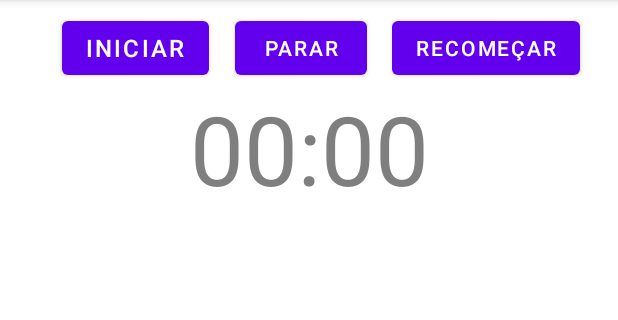
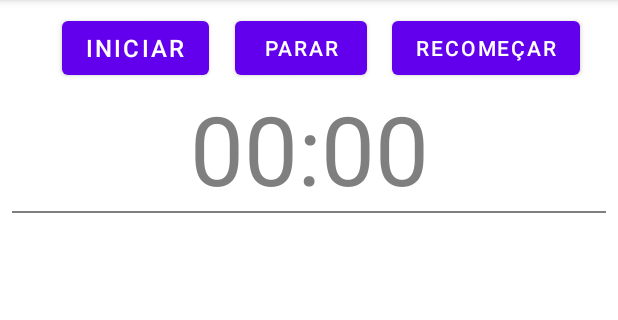
Before and after one commit to vcolofati/MyWorkoutTimerApp, an Android app: the screen it shows after launch (MainActivity), on a phone screen of 412 x 824 dp, the part 84-404 px from its top. Run offline under Robolectric (Android 15) with nearby library versions, the phone set to English and light mode, and no system bars.

Commit message:
Separador adicionado

```diff
--- a/app/src/main/res/layout/activity_main.xml
+++ b/app/src/main/res/layout/activity_main.xml
@@ -50,4 +50,12 @@
         app:layout_constraintRight_toRightOf="parent"
         app:layout_constraintTop_toBottomOf="@+id/buttonStart" />
 
+    <View
+        android:layout_width="match_parent"
+        android:layout_height="1dp"
+        android:background="@color/grey"
+        android:layout_marginTop="32dp"
+        android:paddingHorizontal="16dp"
+        app:layout_constraintBottom_toBottomOf="@+id/mainChronometer"/>
+
 </androidx.constraintlayout.widget.ConstraintLayout>
```
